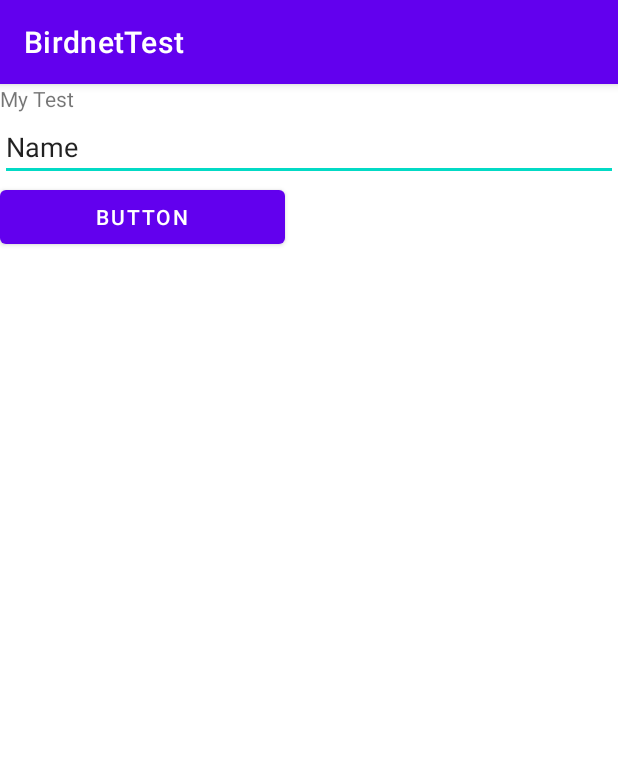
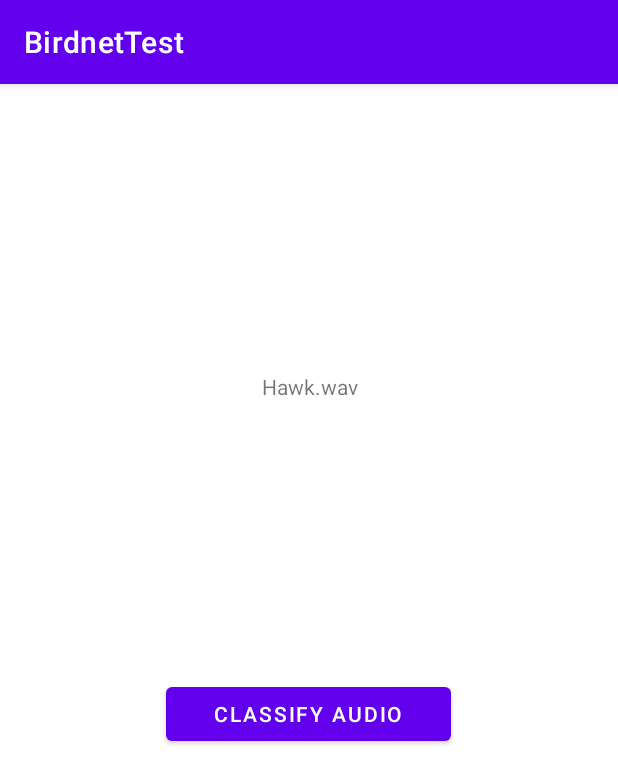
Before and after one commit to The-Renee-Project/AudioBird2, an Android app: the screen it shows after launch (MainActivity), on a phone screen of 412 x 824 dp. Shown: the top 784 px of the screen. Run offline under Robolectric (Android 15) with nearby library versions, the light colour scheme and no system bars; libraries missing offline, so code that uses them is left out: com.jlibrosa.audio, org.tensorflow.lite.

Commit message:
Modified UI slightly

```diff
--- a/app/src/main/java/com/example/birdnettest/MainActivity.kt
+++ b/app/src/main/java/com/example/birdnettest/MainActivity.kt
@@ -4,26 +4,26 @@ import androidx.appcompat.app.AppCompatActivity
 import android.os.Bundle
 import android.text.InputType
 import android.view.View
-import android.widget.ScrollView
 import android.widget.TextView
 import com.example.birdnettest.ui.main.MainFragment
-import org.w3c.dom.Text
 
 class MainActivity : AppCompatActivity() {
-    private lateinit var myBird: birdNet
+    private lateinit var myBird: BirdNet
 
     override fun onCreate(savedInstanceState: Bundle?) {
         super.onCreate(savedInstanceState)
         setContentView(R.layout.activity_main)
+
         if (savedInstanceState == null) {
             supportFragmentManager.beginTransaction()
                 .replace(R.id.container, MainFragment.newInstance())
                 .commitNow()
         }
+
         findViewById<TextView>(R.id.changeME).isElegantTextHeight = true
         findViewById<TextView>(R.id.changeME).inputType = InputType.TYPE_TEXT_FLAG_MULTI_LINE
         findViewById<TextView>(R.id.changeME).isSingleLine = false
-        myBird = birdNet(findViewById(R.id.changeME), applicationContext)
+        myBird = BirdNet(findViewById(R.id.changeME), applicationContext)
     }
 
     fun runBirdNet(view: View){
--- a/app/src/main/java/com/example/birdnettest/birdNet.kt
+++ b/app/src/main/java/com/example/birdnettest/birdNet.kt
@@ -3,7 +3,6 @@ package com.example.birdnettest
 // Android libraries
 import android.content.Context
 import android.widget.TextView
-import android.os.Environment
 
 // java imports
 import java.nio.ByteBuffer.allocateDirect
@@ -19,7 +18,7 @@ import org.tensorflow.lite.DataType
 import com.example.birdnettest.ml.BirdnetGlobal3kV22ModelFp32
 import com.jlibrosa.audio.JLibrosa
 
-class birdNet (view: TextView,
+class BirdNet (view: TextView,
                ctx: Context) {
     private val pathToBirdCall = "Hawk.wav" // Audio file with bird call
     private val errorMsg       = "ERROR: %s\n\n" // Error message on failed model
@@ -28,7 +27,7 @@ class birdNet (view: TextView,
     private val display        = view            // Text label to output to
     private val context        = ctx             // Context/app screen
 
-    private lateinit var model: BirdnetGlobal3kV22ModelFp32 // Birdnet interpreter
+    private lateinit var model: BirdnetGlobal3kV22ModelFp32 // BirdNet interpreter
     private lateinit var species: List<String>              // All species
 
     /**
@@ -36,8 +35,12 @@ class birdNet (view: TextView,
      */
     private fun makeFile(audioFile: String): String {
         val birdcall = context.assets.open(audioFile) // Relative path to assets folder
-        // TODO - handle non wav files
+
+
+        // giTODO - handle non wav files
         //      - handle files in external drive/SD card
+
+
         // Read data into temp file to pass to librosa
         val tempFile = File.createTempFile("tmp", ".wav") // Create temp wav from bytes
         tempFile.deleteOnExit()                                      // Free up file
@@ -72,7 +75,7 @@ class birdNet (view: TextView,
     }
 
     /**
-     * Activation function taken from birdnet-analyzer code
+     * Activation function taken from BirdNet-analyzer code
      */
     private fun sigmoid(prediction: Float): Float {
         return (1.0 / (1.0 + kotlin.math.exp(-1.5 * prediction.coerceIn(-15.0f, 15.0f)))).toFloat()
@@ -84,6 +87,7 @@ class birdNet (view: TextView,
     private fun buildString(confidences: FloatArray): String {
         var outputString = ""
         val topFive = confidences.sortedArrayDescending().copyOfRange(0, 5) // Get 5 highest confidences
+
         // Build string with 5 highest confidences and corresponding species
         for (confidence in topFive) {
             val index = confidences.indexOfFirst{it == confidence}
@@ -93,17 +97,20 @@ class birdNet (view: TextView,
     }
 
     /**
-     * Run Birdnet on audio samples and return array of confidences
+     * Run BirdNet on audio samples and return array of confidences
      */
     private fun getConfidences(samples: FloatArray): FloatArray {
         // Fill with values from audio file
         val inputFeature0 = TensorBuffer.createFixedSize(intArrayOf(1, 144000), DataType.FLOAT32)
         val byteBuffer = allocateDirect(144000*4) // 144000 4 byte floats
         byteBuffer.order(ByteOrder.nativeOrder())        // Format byte order
+
         for (float in samples) {
             byteBuffer.putFloat(float)
         }
+
         inputFeature0.loadBuffer(byteBuffer) // initialize buffer
+
         // Runs inference using model and gets output
         return model.process(inputFeature0).outputFeature0AsTensorBuffer.floatArray
     }
@@ -113,25 +120,27 @@ class birdNet (view: TextView,
      */
     private fun runInterpreter(samples: ArrayList<FloatArray>) {
         var outputString = "" // String output to screen
+
         for (i in samples.indices) {
-            outputString += "+++++++++ (%d to %d seconds) ++++++++++\n".format(3*i, 3*i + 3)
+            outputString += "+++++++++ (%d to %d seconds) +++++++++\n".format(3*i, 3*i + 3)
             outputString += buildString(getConfidences(samples[i])) // Get top 5 outputs
-            outputString += "+++++++++++++++++++++++++++++++++\n\n"
+            outputString += "++++++++++++++++++++++++++++++++\n\n"
         }
+
         display.text = outputString
     }
 
     /**
      * Takes an audio file and returns a list of 3 second
-     * audio byte chunks for input to birdnet
+     * audio byte chunks for input to BirdNet
      */
     private fun getSamples(audioFile: String): ArrayList<FloatArray> {
-        // Call librosa to get audio data in floats - only supports wav files
+        // Call JLibrosa to get audio data in floats - only supports wav files
         return segmentAudio(JLibrosa().loadAndRead(makeFile(audioFile), sampleRate,-1))
     }
 
     /**
-     * Build array list of all species supported by birdnet
+     * Build array list of all species supported by BirdNet
      */
     private fun getSpecies() {
         species = context.assets.open("BirdNET_GLOBAL_3K_V2.2_Labels.txt").bufferedReader().readLines()
--- a/app/src/main/res/layout/activity_main.xml
+++ b/app/src/main/res/layout/activity_main.xml
@@ -1,39 +1,38 @@
 <?xml version="1.0" encoding="utf-8"?>
-<FrameLayout xmlns:android="http://schemas.android.com/apk/res/android"
+<androidx.constraintlayout.widget.ConstraintLayout xmlns:android="http://schemas.android.com/apk/res/android"
+    xmlns:app="http://schemas.android.com/apk/res-auto"
     xmlns:tools="http://schemas.android.com/tools"
     android:id="@+id/container"
     android:layout_width="match_parent"
     android:layout_height="match_parent"
     tools:context=".MainActivity">
 
-    <LinearLayout
-        android:layout_width="match_parent"
-        android:layout_height="match_parent"
-        android:orientation="vertical">
-
     <TextView
-            android:id="@+id/textView2"
-            android:layout_width="match_parent"
-            android:layout_height="wrap_content"
-            android:editable="true"
-            android:onClick="runBirdNet"
-            android:text="My Test" />
-
-        <EditText
         android:id="@+id/changeME"
-            android:layout_width="match_parent"
-            android:layout_height="wrap_content"
+        android:layout_width="306dp"
+        android:layout_height="153dp"
+        android:layout_marginTop="8dp"
         android:editable="true"
         android:ems="10"
+        android:gravity="center"
         android:inputType="textPersonName"
-            android:onClick="runBirdNet"
-            android:text="Name" />
+        android:text="Hawk.wav"
+        app:layout_constraintBottom_toTopOf="@+id/birdNET"
+        app:layout_constraintEnd_toEndOf="parent"
+        app:layout_constraintStart_toStartOf="parent"
+        app:layout_constraintTop_toTopOf="parent" />
 
     <Button
         android:id="@+id/birdNET"
         android:layout_width="190dp"
         android:layout_height="wrap_content"
+        android:layout_marginTop="32dp"
         android:onClick="runBirdNet"
-            android:text="Button" />
-    </LinearLayout>
-</FrameLayout>
+        android:text="Classify Audio"
+        app:layout_constraintBottom_toBottomOf="parent"
+        app:layout_constraintEnd_toEndOf="parent"
+        app:layout_constraintHorizontal_bias="0.497"
+        app:layout_constraintStart_toStartOf="parent"
+        app:layout_constraintTop_toTopOf="parent"
+        app:layout_constraintVertical_bias="0.529" />
+</androidx.constraintlayout.widget.ConstraintLayout>
```
Lines whose indentation alone changed are shown as unchanged.
